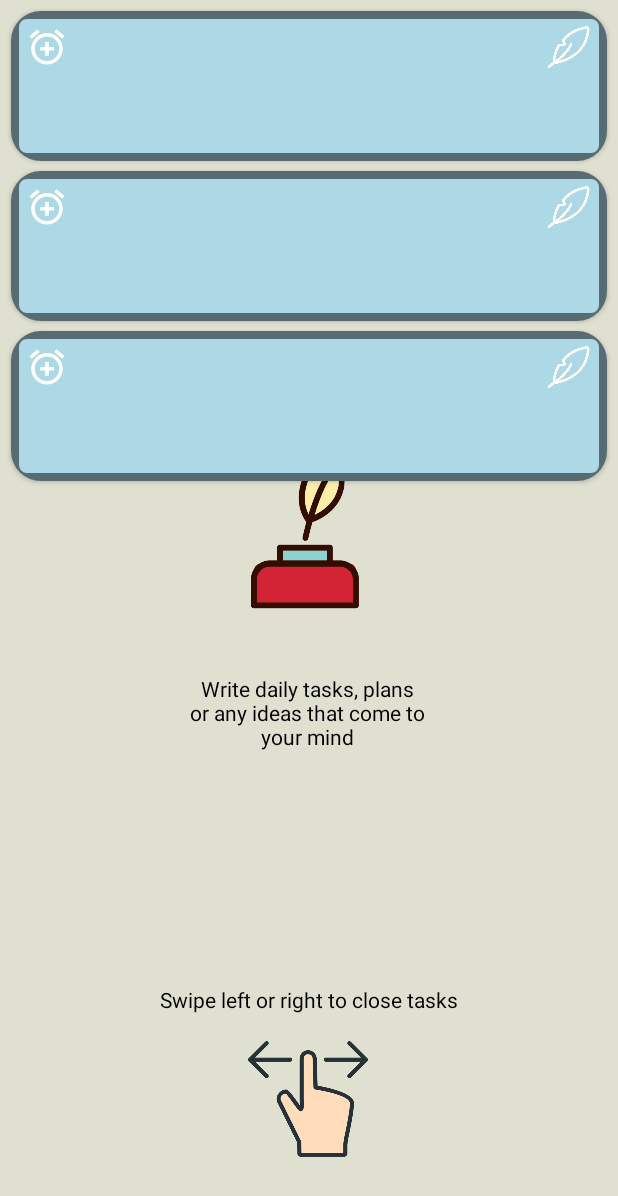
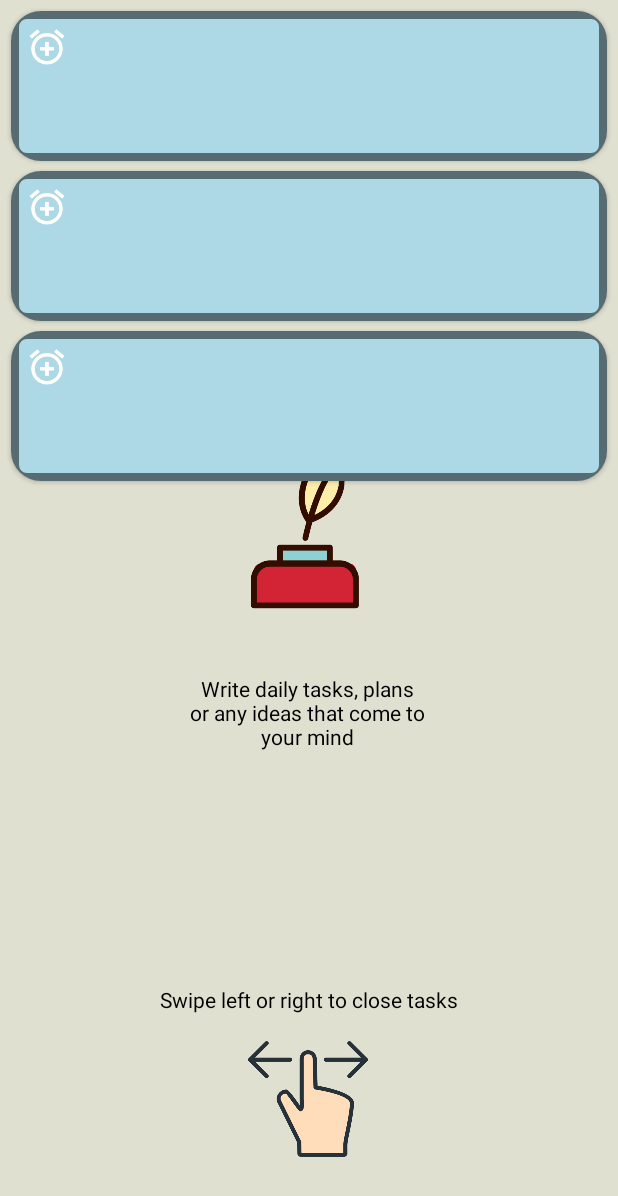
Before and after one commit to hcdbh14/SimpleToDoList, an Android app: the layout activity_main.xml on its own in the app's theme, with its tools: preview values and no code run, on a phone screen of 412 x 824 dp. Shown: the top 1196 px of the screen. Run offline under Robolectric (Android 15) with nearby library versions, the light colour scheme and no system bars.

Commit message:
major fix

```diff
--- a/app/src/main/res/layout/task_view.xml
+++ b/app/src/main/res/layout/task_view.xml
@@ -27,14 +27,4 @@
         android:paddingTop="10dp"
         app:srcCompat="@drawable/alarm" />
 
-    <ImageView
-        android:id="@+id/featherButton"
-        android:layout_gravity="end"
-        android:layout_width="41dp"
-        android:layout_height="38dp"
-        android:paddingTop="10dp"
-        android:paddingEnd="10dp"
-        app:srcCompat="@drawable/feather" />
-
-
 </androidx.cardview.widget.CardView>
```
Also changed, not shown: app/src/main/java/task_complete/example/simpletodolist/adapter/TaskAdapter.kt (+12 -15 lines), app/src/main/res/drawable-v24/feather.png (deleted).
